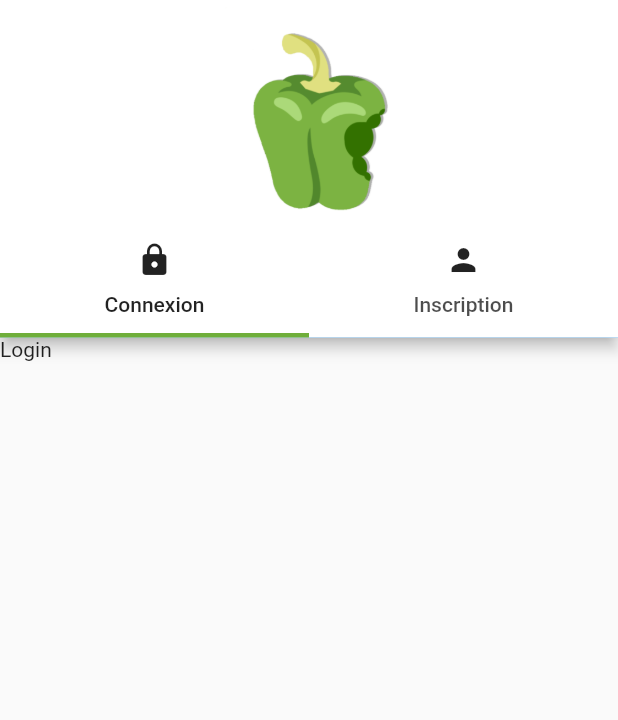
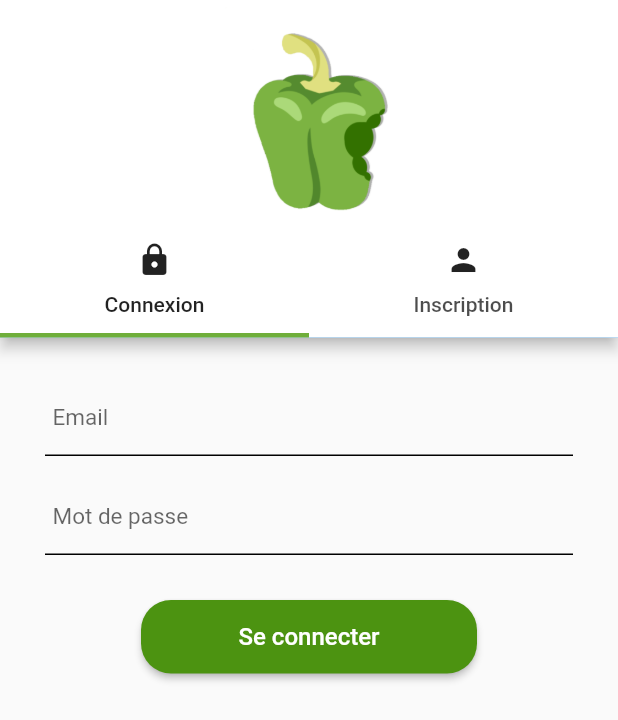
Before and after one commit to alizeegly/share-food, a Flutter app: the screen it shows after launch, on a phone screen of 412 x 824 dp. Shown: the top 720 px of the screen. Run offline on Flutter 3.47's test engine with Material 2 defaults, Android fonts, the phone set to English and light mode, and no system bars; our stand-ins replace image_picker.

Commit message:
Custom button + image avatar

```diff
--- a/lib/authentication/login.dart
+++ b/lib/authentication/login.dart
@@ -1,4 +1,6 @@
 import 'package:flutter/material.dart';
+import 'package:sharefood/widgets/custom_button.dart';
+import 'package:sharefood/widgets/custom_text_field.dart';
 
 class LoginScreen extends StatefulWidget {
   const LoginScreen({super.key});
@@ -8,8 +10,47 @@ class LoginScreen extends StatefulWidget {
 }
 
 class _LoginState extends State<LoginScreen> {
+
+  final GlobalKey<FormState> _formkey = GlobalKey<FormState>();
+  TextEditingController emailController = TextEditingController();
+  TextEditingController passwordController = TextEditingController();
+
   @override
   Widget build(BuildContext context) {
-    return const Text("Login");
+    return SingleChildScrollView(
+      child: Column(
+        mainAxisSize: MainAxisSize.max,
+        children: [
+          Container(
+            padding: const EdgeInsets.all(30.0),
+            child: Form(
+              key: _formkey,
+              child: Column(
+                children: [
+                  CustomTextField(
+                    controller: emailController,
+                    hintText: "Email",
+                    isObsecre: false,
+                  ),
+                  const SizedBox(height: 17),
+                  CustomTextField(
+                    controller: passwordController,
+                    hintText: "Mot de passe",
+                    isObsecre: true,
+                  ),
+                  const SizedBox(height: 30),
+                  CustomButton(
+                    onPressed: () => print('My Button tap'),
+                    color: Theme.of(context).primaryColor,
+                    text: "Se connecter",
+                  ),
+                  const SizedBox(height: 50),
+                ],
+              ),
+            )
+          ),
+        ],
+      )
+    );
   }
 }
--- a/lib/authentication/register.dart
+++ b/lib/authentication/register.dart
@@ -2,6 +2,7 @@ import 'dart:io';
 
 import 'package:flutter/material.dart';
 import 'package:image_picker/image_picker.dart';
+import 'package:sharefood/widgets/custom_button.dart';
 import 'package:sharefood/widgets/custom_text_field.dart';
 
 class RegisterScreen extends StatefulWidget {
@@ -26,6 +27,14 @@ class _RegisterState extends State<RegisterScreen> {
   XFile? imageXFile;
   final ImagePicker _picker = ImagePicker();
 
+  Future<void> _getImage() async {
+    imageXFile = await _picker.pickImage(source: ImageSource.gallery);
+
+    setState(() {
+      imageXFile;
+    });
+  }
+
   @override
   Widget build(BuildContext context) {
     return SingleChildScrollView(
@@ -36,6 +45,9 @@ class _RegisterState extends State<RegisterScreen> {
           children: [
             const SizedBox(height: 30),
             InkWell(
+              onTap: () {
+                _getImage();
+              },
               child: CircleAvatar(
                 backgroundColor: Colors.white,
                 radius: MediaQuery.of(context).size.width * 0.1,
@@ -102,23 +114,18 @@ class _RegisterState extends State<RegisterScreen> {
                     ),
                     // Get my current location
                     // https://youtu.be/KLmNCzjsokM?list=PLxefhmF0pcPlKgRigYdXvrTOawobNyqUS&t=1050
+                    // geolocator
                   ],
                 )
               ),
             ),
             const SizedBox(height: 30),
-            ElevatedButton(
+            CustomButton(
               onPressed: () => print("hello"),
-              style: ElevatedButton.styleFrom(
-                backgroundColor: Theme.of(context).primaryColor,
-                padding: const EdgeInsets.symmetric(horizontal: 50, vertical: 10)
-              ),
-              child: const Text(
-                "S'inscrire",
-                style: TextStyle(color: Colors.white),
-              )
+              color: Theme.of(context).primaryColor,
+              text: "S'inscrire",
             ),
-            const SizedBox(height: 30),
+            const SizedBox(height: 50),
           ],
         )
       ),
--- /dev/null
+++ b/lib/widgets/custom_button.dart
@@ -0,0 +1,36 @@
+import 'package:flutter/material.dart';
+
+class CustomButton extends StatelessWidget {
+
+  final void Function()? onPressed;
+  final Color? color;
+  final String text;
+
+  CustomButton({
+    this.onPressed,
+    this.color,
+    this.text = "",
+  });
+
+
+  @override
+  Widget build(BuildContext context) {
+    return ElevatedButton(
+      onPressed: () => onPressed,
+      style: ElevatedButton.styleFrom(
+        backgroundColor: color,
+        padding: const EdgeInsets.symmetric(horizontal: 65, vertical: 15),
+        shape: RoundedRectangleBorder(
+          borderRadius: BorderRadius.circular(20),
+        ),
+      ),
+      child: Text(
+        text,
+        style: const TextStyle(
+          color: Colors.white,
+          fontSize: 16
+        ),
+      )
+    );
+  }
+}
```
Also changed, not shown: 1 other file.
